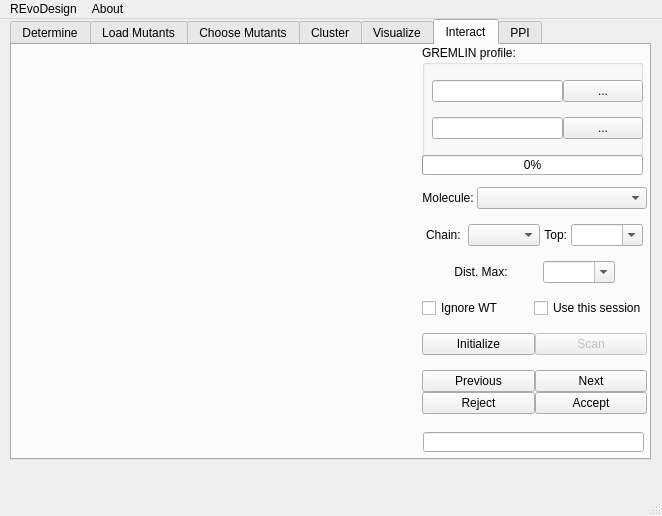
Above: REvoDesign/UI/REvoDesign-PyMOL.ui from YaoYinYing/REvoDesign before the change. Below: the same form after it.
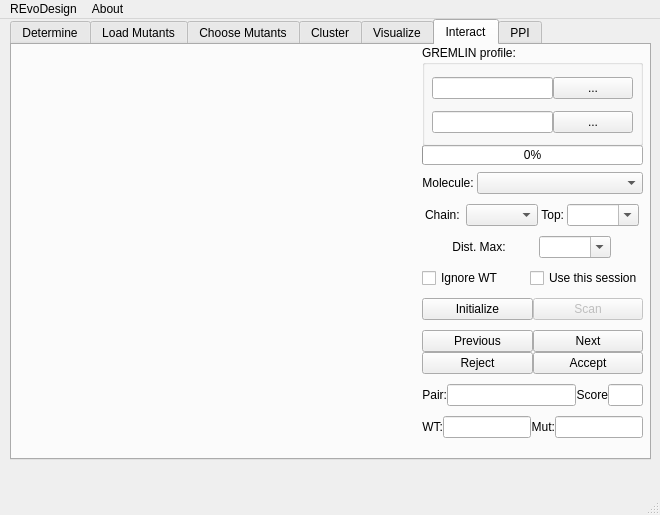
That is the form after the change. The open tabs and pages were chosen to show the change.

Patch:
```diff
--- a/REvoDesign/UI/REvoDesign-PyMOL.ui
+++ b/REvoDesign/UI/REvoDesign-PyMOL.ui
@@ -6,8 +6,8 @@
    <rect>
     <x>0</x>
     <y>0</y>
-    <width>662</width>
-    <height>516</height>
+    <width>660</width>
+    <height>515</height>
    </rect>
   </property>
   <property name="sizePolicy">
@@ -3020,7 +3020,7 @@
         <x>410</x>
         <y>0</y>
         <width>221</width>
-        <height>111</height>
+        <height>101</height>
        </rect>
       </property>
       <property name="title">
@@ -3031,8 +3031,8 @@
         <rect>
          <x>10</x>
          <y>20</y>
-         <width>211</width>
-         <height>91</height>
+         <width>201</width>
+         <height>81</height>
         </rect>
        </property>
        <layout class="QVBoxLayout" name="verticalLayout_6">
@@ -3115,9 +3115,9 @@
       <property name="geometry">
        <rect>
         <x>410</x>
-        <y>127</y>
-        <width>225</width>
-        <height>261</height>
+        <y>117</y>
+        <width>221</width>
+        <height>291</height>
        </rect>
       </property>
       <layout class="QVBoxLayout" name="verticalLayout_18">
@@ -3377,6 +3377,9 @@
        </item>
        <item>
         <layout class="QGridLayout" name="gridLayout_3">
+         <property name="verticalSpacing">
+          <number>-1</number>
+         </property>
          <item row="0" column="0">
           <widget class="QPushButton" name="pushButton_previous">
            <property name="statusTip">
@@ -3419,29 +3422,161 @@
          </item>
         </layout>
        </item>
+       <item>
+        <layout class="QHBoxLayout" name="horizontalLayout_46">
+         <item>
+          <widget class="QLabel" name="label_chainid_10">
+           <property name="sizePolicy">
+            <sizepolicy hsizetype="Maximum" vsizetype="Fixed">
+             <horstretch>1</horstretch>
+             <verstretch>0</verstretch>
+            </sizepolicy>
+           </property>
+           <property name="maximumSize">
+            <size>
+             <width>16777215</width>
+             <height>16777215</height>
+            </size>
+           </property>
+           <property name="text">
+            <string>Pair:</string>
+           </property>
+           <property name="alignment">
+            <set>Qt::AlignRight|Qt::AlignTrailing|Qt::AlignVCenter</set>
+           </property>
+          </widget>
+         </item>
+         <item>
+          <widget class="QLineEdit" name="lineEdit_current_pair">
+           <property name="enabled">
+            <bool>true</bool>
+           </property>
+           <property name="readOnly">
+            <bool>true</bool>
+           </property>
+          </widget>
+         </item>
+         <item>
+          <widget class="QLabel" name="label_chainid_12">
+           <property name="sizePolicy">
+            <sizepolicy hsizetype="Maximum" vsizetype="Fixed">
+             <horstretch>1</horstretch>
+             <verstretch>0</verstretch>
+            </sizepolicy>
+           </property>
+           <property name="maximumSize">
+            <size>
+             <width>16777215</width>
+             <height>16777215</height>
+            </size>
+           </property>
+           <property name="text">
+            <string>Score</string>
+           </property>
+           <property name="alignment">
+            <set>Qt::AlignRight|Qt::AlignTrailing|Qt::AlignVCenter</set>
+           </property>
+          </widget>
+         </item>
+         <item>
+          <widget class="QLineEdit" name="lineEdit_current_pair_score">
+           <property name="enabled">
+            <bool>true</bool>
+           </property>
+           <property name="sizePolicy">
+            <sizepolicy hsizetype="Fixed" vsizetype="Fixed">
+             <horstretch>0</horstretch>
+             <verstretch>0</verstretch>
+            </sizepolicy>
+           </property>
+           <property name="maximumSize">
+            <size>
+             <width>35</width>
+             <height>16777215</height>
+            </size>
+           </property>
+           <property name="readOnly">
+            <bool>true</bool>
+           </property>
+          </widget>
+         </item>
+        </layout>
+       </item>
+       <item>
+        <layout class="QHBoxLayout" name="horizontalLayout_45">
+         <item>
+          <widget class="QLabel" name="label_chainid_9">
+           <property name="sizePolicy">
+            <sizepolicy hsizetype="Maximum" vsizetype="Fixed">
+             <horstretch>1</horstretch>
+             <verstretch>0</verstretch>
+            </sizepolicy>
+           </property>
+           <property name="maximumSize">
+            <size>
+             <width>16777215</width>
+             <height>16777215</height>
+            </size>
+           </property>
+           <property name="text">
+            <string>WT:</string>
+           </property>
+           <property name="alignment">
+            <set>Qt::AlignRight|Qt::AlignTrailing|Qt::AlignVCenter</set>
+           </property>
+          </widget>
+         </item>
+         <item>
+          <widget class="QLineEdit" name="lineEdit_current_pair_wt_score">
+           <property name="enabled">
+            <bool>true</bool>
+           </property>
+           <property name="readOnly">
+            <bool>true</bool>
+           </property>
+          </widget>
+         </item>
+         <item>
+          <widget class="QLabel" name="label_chainid_8">
+           <property name="sizePolicy">
+            <sizepolicy hsizetype="Maximum" vsizetype="Fixed">
+             <horstretch>1</horstretch>
+             <verstretch>0</verstretch>
+            </sizepolicy>
+           </property>
+           <property name="maximumSize">
+            <size>
+             <width>16777215</width>
+             <height>16777215</height>
+            </size>
+           </property>
+           <property name="text">
+            <string>Mut:</string>
+           </property>
+           <property name="alignment">
+            <set>Qt::AlignRight|Qt::AlignTrailing|Qt::AlignVCenter</set>
+           </property>
+          </widget>
+         </item>
+         <item>
+          <widget class="QLineEdit" name="lineEdit_current_pair_mut_score">
+           <property name="enabled">
+            <bool>true</bool>
+           </property>
+           <property name="readOnly">
+            <bool>true</bool>
+           </property>
+          </widget>
+         </item>
+        </layout>
+       </item>
       </layout>
      </widget>
-     <widget class="QLineEdit" name="lineEdit_current_design">
-      <property name="enabled">
-       <bool>true</bool>
-      </property>
-      <property name="geometry">
-       <rect>
-        <x>411</x>
-        <y>387</y>
-        <width>221</width>
-        <height>20</height>
-       </rect>
-      </property>
-      <property name="readOnly">
-       <bool>true</bool>
-      </property>
-     </widget>
      <widget class="QProgressBar" name="progressBar_gremlin_visualizing">
       <property name="geometry">
        <rect>
         <x>410</x>
-        <y>110</y>
+        <y>100</y>
         <width>221</width>
         <height>20</height>
        </rect>
@@ -3753,7 +3888,7 @@
     <rect>
      <x>0</x>
      <y>0</y>
-     <width>662</width>
+     <width>660</width>
      <height>37</height>
     </rect>
    </property>
```
Left out of the diff: 13 changed lines with no effect on the pictures.
